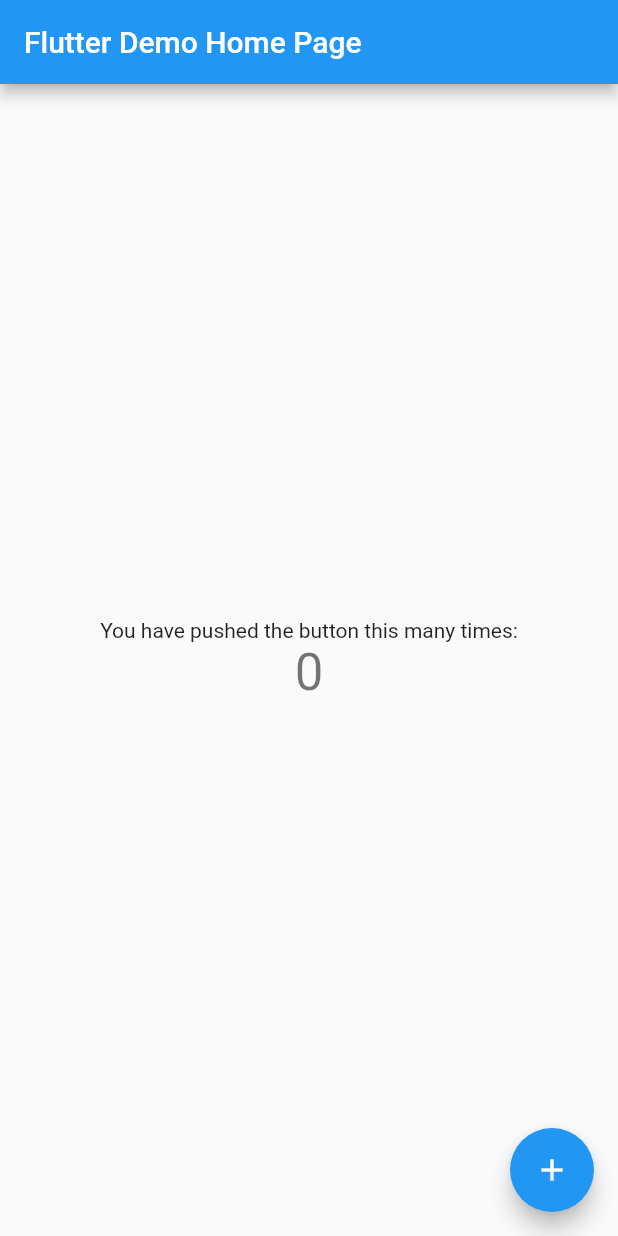
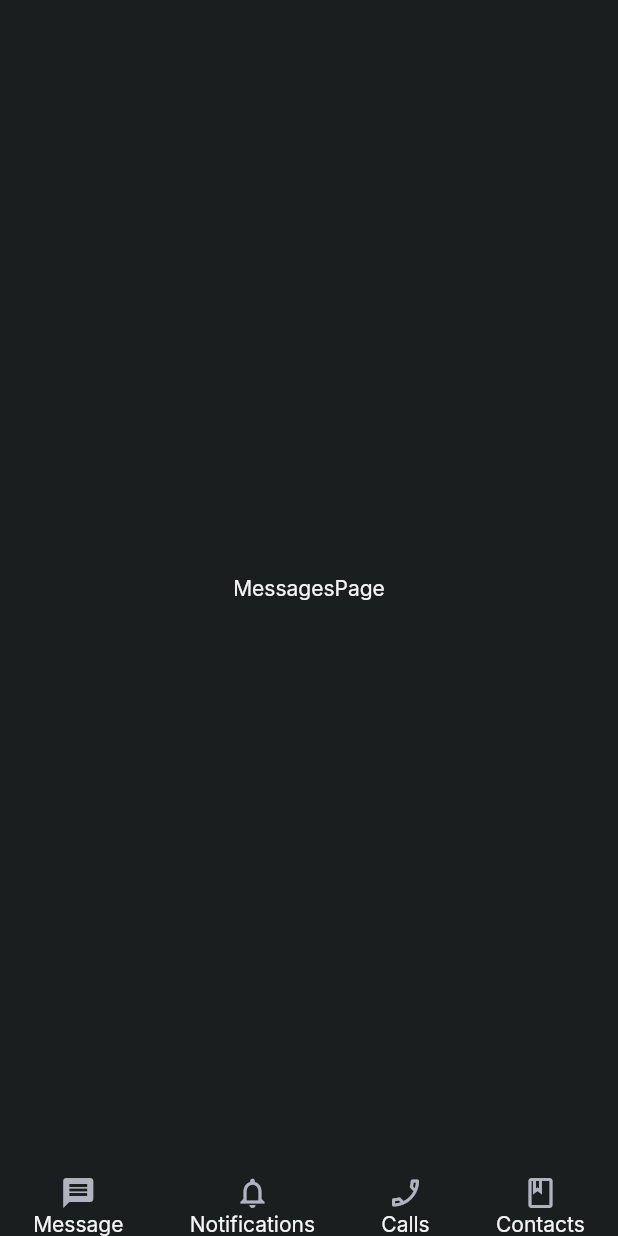
Before and after one commit to TalhaKarakoyunlu/Chat-App, a Flutter app: the screen it shows after launch, on a phone screen of 412 x 824 dp. Run offline on Flutter 3.47's test engine with Material 2 defaults, Android fonts, the phone set to English and light mode, and no system bars; our stand-ins replace google_fonts.

Commit message:
Basic prototype

```diff
--- a/lib/main.dart
+++ b/lib/main.dart
@@ -1,3 +1,5 @@
+import 'package:chat_app/screens/home_screen.dart';
+import 'package:chat_app/theme.dart';
 import 'package:flutter/material.dart';
 
 void main() {
@@ -5,111 +7,16 @@ void main() {
 }
 
 class MyApp extends StatelessWidget {
-  const MyApp({super.key});
+  const MyApp({Key? key}) : super(key: key);
 
-  // This widget is the root of your application.
   @override
   Widget build(BuildContext context) {
     return MaterialApp(
-      title: 'Flutter Demo',
-      theme: ThemeData(
-        // This is the theme of your application.
-        //
-        // Try running your application with "flutter run". You'll see the
-        // application has a blue toolbar. Then, without quitting the app, try
-        // changing the primarySwatch below to Colors.green and then invoke
-        // "hot reload" (press "r" in the console where you ran "flutter run",
-        // or simply save your changes to "hot reload" in a Flutter IDE).
-        // Notice that the counter didn't reset back to zero; the application
-        // is not restarted.
-        primarySwatch: Colors.blue,
-      ),
-      home: const MyHomePage(title: 'Flutter Demo Home Page'),
+      theme: AppTheme().light,
+      darkTheme: AppTheme().dark,
+      themeMode: ThemeMode.dark,
+      title: "Chat App",
+      home: HomeScreen(),
     );
   }
 }
-
-class MyHomePage extends StatefulWidget {
-  const MyHomePage({super.key, required this.title});
-
-  // This widget is the home page of your application. It is stateful, meaning
-  // that it has a State object (defined below) that contains fields that affect
-  // how it looks.
-
-  // This class is the configuration for the state. It holds the values (in this
-  // case the title) provided by the parent (in this case the App widget) and
-  // used by the build method of the State. Fields in a Widget subclass are
-  // always marked "final".
-
-  final String title;
-
-  @override
-  State<MyHomePage> createState() => _MyHomePageState();
-}
-
-class _MyHomePageState extends State<MyHomePage> {
-  int _counter = 0;
-
-  void _incrementCounter() {
-    setState(() {
-      // This call to setState tells the Flutter framework that something has
-      // changed in this State, which causes it to rerun the build method below
-      // so that the display can reflect the updated values. If we changed
-      // _counter without calling setState(), then the build method would not be
-      // called again, and so nothing would appear to happen.
-      _counter++;
-    });
-  }
-
-  @override
-  Widget build(BuildContext context) {
-    // This method is rerun every time setState is called, for instance as done
-    // by the _incrementCounter method above.
-    //
-    // The Flutter framework has been optimized to make rerunning build methods
-    // fast, so that you can just rebuild anything that needs updating rather
-    // than having to individually change instances of widgets.
-    return Scaffold(
-      appBar: AppBar(
-        // Here we take the value from the MyHomePage object that was created by
-        // the App.build method, and use it to set our appbar title.
-        title: Text(widget.title),
-      ),
-      body: Center(
-        // Center is a layout widget. It takes a single child and positions it
-        // in the middle of the parent.
-        child: Column(
-          // Column is also a layout widget. It takes a list of children and
-          // arranges them vertically. By default, it sizes itself to fit its
-          // children horizontally, and tries to be as tall as its parent.
-          //
-          // Invoke "debug painting" (press "p" in the console, choose the
-          // "Toggle Debug Paint" action from the Flutter Inspector in Android
-          // Studio, or the "Toggle Debug Paint" command in Visual Studio Code)
-          // to see the wireframe for each widget.
-          //
-          // Column has various properties to control how it sizes itself and
-          // how it positions its children. Here we use mainAxisAlignment to
-          // center the children vertically; the main axis here is the vertical
-          // axis because Columns are vertical (the cross axis would be
-          // horizontal).
-          mainAxisAlignment: MainAxisAlignment.center,
-          children: <Widget>[
-            const Text(
-              'You have pushed the button this many times:',
-            ),
-            Text(
-              '$_counter',
-              style: Theme.of(context).textTheme.headline4,
-            ),
-          ],
-        ),
-      ),
-      floatingActionButton: FloatingActionButton(
-        onPressed: _incrementCounter,
-        tooltip: 'Increment',
-        child: const Icon(Icons.add),
-      ), // This trailing comma makes auto-formatting nicer for build methods.
-    );
-  }
-}
--- /dev/null
+++ b/lib/pages/calls_page.dart
@@ -0,0 +1,12 @@
+import 'package:flutter/cupertino.dart';
+
+class CallsPage extends StatelessWidget {
+  const CallsPage({Key? key}) : super(key: key);
+
+  @override
+  Widget build(BuildContext context) {
+    return const Center(
+      child: Text("Calls Page"),
+    );
+  }
+}
--- /dev/null
+++ b/lib/pages/contacts_page.dart
@@ -0,0 +1,12 @@
+import 'package:flutter/cupertino.dart';
+
+class ContactsPage extends StatelessWidget {
+  const ContactsPage({Key? key}) : super(key: key);
+
+  @override
+  Widget build(BuildContext context) {
+    return const Center(
+      child: Text("ContactsPage"),
+    );
+  }
+}
--- /dev/null
+++ b/lib/pages/messages_page.dart
@@ -0,0 +1,12 @@
+import 'package:flutter/cupertino.dart';
+
+class MessagesPage extends StatelessWidget {
+  const MessagesPage({Key? key}) : super(key: key);
+
+  @override
+  Widget build(BuildContext context) {
+    return const Center(
+      child: Text("MessagesPage"),
+    );
+  }
+}
--- /dev/null
+++ b/lib/pages/notifications_page.dart
@@ -0,0 +1,12 @@
+import 'package:flutter/cupertino.dart';
+
+class NotificationsPage extends StatelessWidget {
+  const NotificationsPage({Key? key}) : super(key: key);
+
+  @override
+  Widget build(BuildContext context) {
+    return const Center(
+      child: Text("NotificationsPage"),
+    );
+  }
+}
--- /dev/null
+++ b/lib/screens/home_screen.dart
@@ -0,0 +1,79 @@
+import 'package:chat_app/pages/calls_page.dart';
+import 'package:chat_app/pages/contacts_page.dart';
+import 'package:chat_app/pages/messages_page.dart';
+import 'package:chat_app/pages/notifications_page.dart';
+import 'package:flutter/material.dart';
+
+class HomeScreen extends StatelessWidget {
+  const HomeScreen({Key? key}) : super(key: key);
+
+  final pages = const [
+    MessagesPage(),
+    NotificationsPage(),
+    CallsPage(),
+    ContactsPage(),
+  ];
+
+  @override
+  Widget build(BuildContext context) {
+    return Scaffold(
+      body: pages[0],
+      bottomNavigationBar: _BottomNavigationBar(),
+    );
+  }
+}
+
+class _BottomNavigationBar extends StatelessWidget {
+  const _BottomNavigationBar({Key? key}) : super(key: key);
+
+  @override
+  Widget build(BuildContext context) {
+    return SafeArea(
+      top: false,
+      bottom: true,
+      child: Row(
+        mainAxisAlignment: MainAxisAlignment.spaceAround,
+        children: const [
+          _NavigationBarItem(
+            label: "Message",
+            icon: Icons.message,
+          ),
+          _NavigationBarItem(
+            label: "Notifications",
+            icon: Icons.notifications_none_outlined,
+          ),
+          _NavigationBarItem(
+            label: "Calls",
+            icon: Icons.phone_enabled_outlined,
+          ),
+          _NavigationBarItem(
+            label: "Contacts",
+            icon: Icons.book_outlined,
+          ),
+        ],
+      ),
+    );
+  }
+}
+
+class _NavigationBarItem extends StatelessWidget {
+  const _NavigationBarItem({
+    Key? key,
+    required this.label,
+    required this.icon,
+  }) : super(key: key);
+
+  final String label;
+  final IconData icon;
+
+  @override
+  Widget build(BuildContext context) {
+    return Column(
+      mainAxisSize: MainAxisSize.min,
+      children: [
+        Icon(icon),
+        Text(label),
+      ],
+    );
+  }
+}
--- /dev/null
+++ b/lib/screens/screens.dart
@@ -0,0 +1 @@
+export 'home_screen.dart';
--- /dev/null
+++ b/lib/theme.dart
@@ -0,0 +1,97 @@
+import 'package:flutter/material.dart';
+import 'package:flutter/services.dart';
+import 'package:google_fonts/google_fonts.dart';
+
+abstract class AppColors {
+  static const secondary = Color(0xFF3B76F6);
+  static const accent = Color(0xFFD6755B);
+  static const textDark = Color(0xFF53585A);
+  static const textLigth = Color(0xFFF5F5F5);
+  static const textFaded = Color(0xFF9899A5);
+  static const iconLight = Color(0xFFB1B4C0);
+  static const iconDark = Color(0xFFB1B3C1);
+  static const textHighlight = secondary;
+  static const cardLight = Color(0xFFF9FAFE);
+  static const cardDark = Color(0xFF303334);
+}
+
+abstract class _LightColors {
+  static const background = Colors.white;
+  static const card = AppColors.cardLight;
+}
+
+abstract class _DarkColors {
+  static const background = Color(0xFF1B1E1F);
+  static const card = AppColors.cardDark;
+}
+
+/// Reference to the application theme.
+class AppTheme {
+  static const accentColor = AppColors.accent;
+  static final visualDensity = VisualDensity.adaptivePlatformDensity;
+
+  final darkBase = ThemeData.dark();
+  final lightBase = ThemeData.light();
+
+  /// Light theme and its settings.
+  ThemeData get light => ThemeData(
+        brightness: Brightness.light,
+        visualDensity: visualDensity,
+        textTheme:
+            GoogleFonts.mulishTextTheme().apply(bodyColor: AppColors.textDark),
+        appBarTheme: lightBase.appBarTheme.copyWith(
+          iconTheme: lightBase.iconTheme,
+          backgroundColor: Colors.transparent,
+          elevation: 0,
+          centerTitle: true,
+          titleTextStyle: const TextStyle(
+            fontWeight: FontWeight.bold,
+            fontSize: 17,
+            color: AppColors.textDark,
+          ),
+          systemOverlayStyle: SystemUiOverlayStyle.dark,
+        ),
+        scaffoldBackgroundColor: _LightColors.background,
+        elevatedButtonTheme: ElevatedButtonThemeData(
+          style: ElevatedButton.styleFrom(primary: AppColors.secondary),
+        ),
+        cardColor: _LightColors.card,
+        primaryTextTheme: const TextTheme(
+          titleLarge: TextStyle(color: AppColors.textDark),
+        ),
+        iconTheme: const IconThemeData(color: AppColors.iconDark),
+        colorScheme: lightBase.colorScheme
+            .copyWith(secondary: accentColor)
+            .copyWith(background: _LightColors.background),
+      );
+
+  /// Dark theme and its settings.
+  ThemeData get dark => ThemeData(
+        brightness: Brightness.dark,
+        visualDensity: visualDensity,
+        textTheme:
+            GoogleFonts.interTextTheme().apply(bodyColor: AppColors.textLigth),
+        appBarTheme: darkBase.appBarTheme.copyWith(
+          backgroundColor: Colors.transparent,
+          elevation: 0,
+          centerTitle: true,
+          titleTextStyle: const TextStyle(
+            fontWeight: FontWeight.bold,
+            fontSize: 17,
+          ),
+          systemOverlayStyle: SystemUiOverlayStyle.light,
+        ),
+        scaffoldBackgroundColor: _DarkColors.background,
+        elevatedButtonTheme: ElevatedButtonThemeData(
+          style: ElevatedButton.styleFrom(backgroundColor: AppColors.secondary),
+        ),
+        cardColor: _DarkColors.card,
+        primaryTextTheme: const TextTheme(
+          titleLarge: TextStyle(color: AppColors.textLigth),
+        ),
+        iconTheme: const IconThemeData(color: AppColors.iconLight),
+        colorScheme: darkBase.colorScheme
+            .copyWith(secondary: accentColor)
+            .copyWith(background: _DarkColors.background),
+      );
+}
--- a/pubspec.yaml
+++ b/pubspec.yaml
@@ -32,6 +32,8 @@ dependencies:
   flutter:
     sdk: flutter
 
+  google_fonts: ^4.0.3
+
 
   # The following adds the Cupertino Icons font to your application.
   # Use with the CupertinoIcons class for iOS style icons.
@@ -40,13 +42,13 @@ dependencies:
 dev_dependencies:
   flutter_test:
     sdk: flutter
+  flutter_lints: ^2.0.1
 
   # The "flutter_lints" package below contains a set of recommended lints to
   # encourage good coding practices. The lint set provided by the package is
   # activated in the `analysis_options.yaml` file located at the root of your
   # package. See that file for information about deactivating specific lint
   # rules and activating additional ones.
-  flutter_lints: ^2.0.0
 
 # For information on the generic Dart part of this file, see the
 # following page: https://dart.dev/tools/pub/pubspec
```
